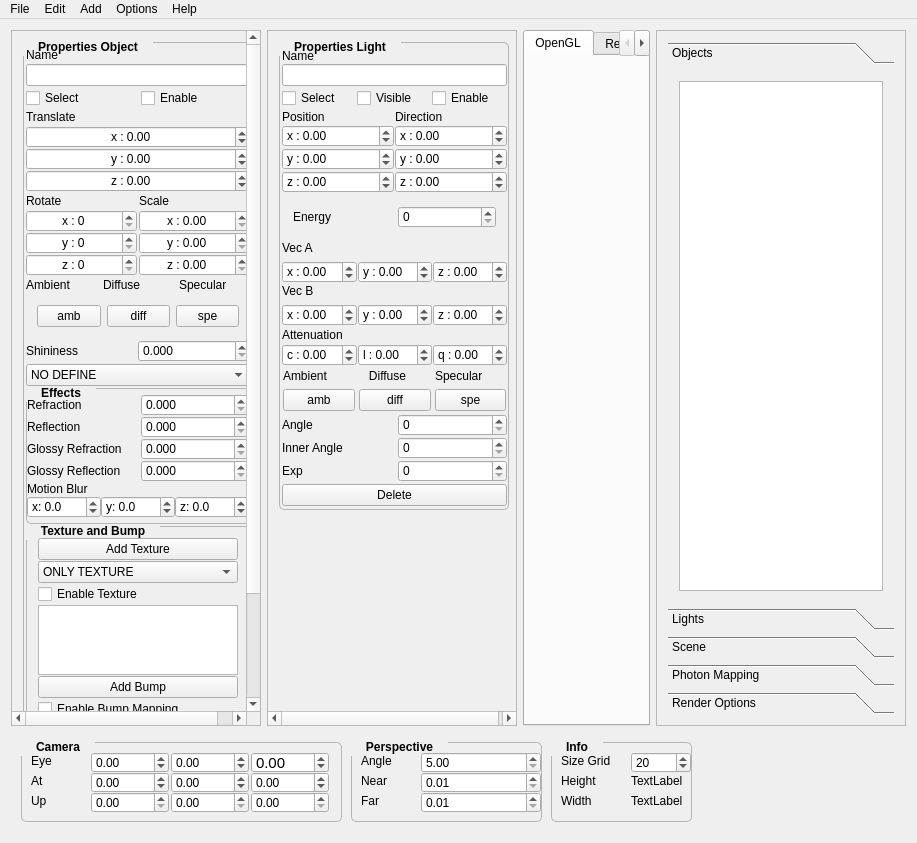
First picture: the form in mainwindow.ui, repository danilob/SceneBuild, before the edit.
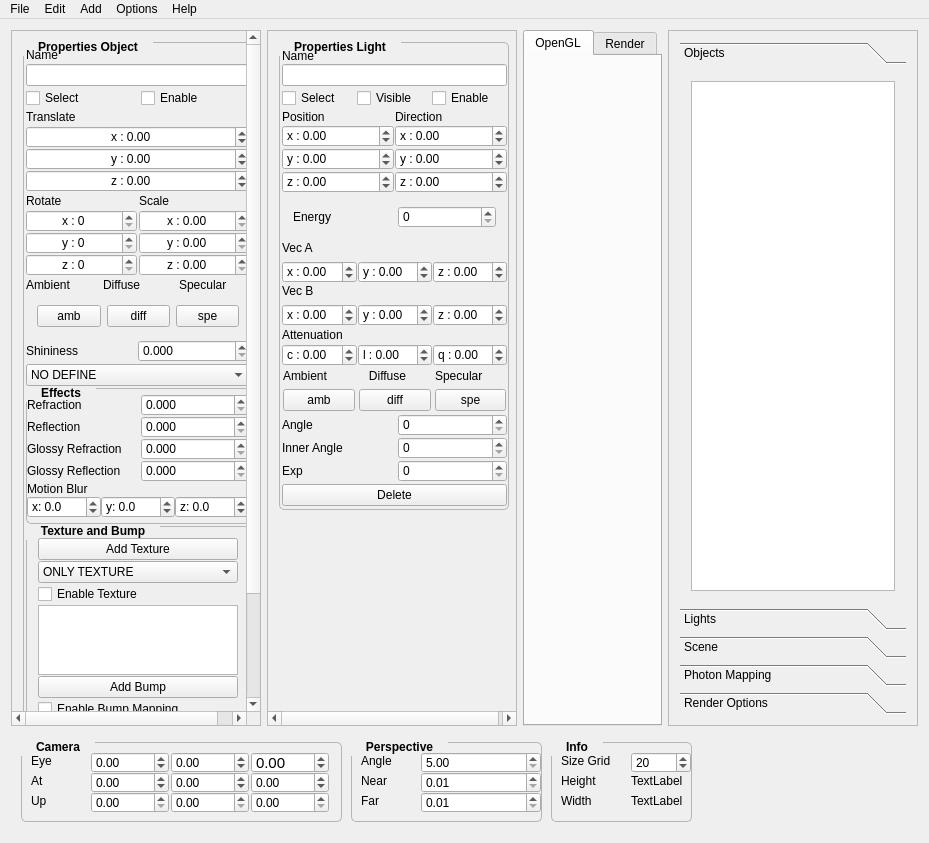
Second picture: the form after the edit. The open tabs and pages were chosen to show the change. Custom widgets are drawn as their Qt base class.

Commit message: Removida a combinação de atalho de teclado para criar um cubo do menu principal para que a função clone possa funcionar com CTRL+C.

Diff of the .ui file:
```diff
--- a/mainwindow.ui
+++ b/mainwindow.ui
@@ -6,7 +6,7 @@
    <rect>
     <x>0</x>
     <y>0</y>
-    <width>913</width>
+    <width>929</width>
     <height>843</height>
    </rect>
   </property>
@@ -1737,7 +1737,7 @@
              <x>0</x>
              <y>0</y>
              <width>248</width>
-             <height>688</height>
+             <height>689</height>
             </rect>
            </property>
            <layout class="QGridLayout" name="gridLayout_4">
@@ -1763,8 +1763,8 @@
                 <rect>
                  <x>0</x>
                  <y>0</y>
-                 <width>230</width>
-                 <height>515</height>
+                 <width>98</width>
+                 <height>90</height>
                 </rect>
                </property>
                <attribute name="label">
@@ -2309,7 +2309,7 @@
           <rect>
            <x>0</x>
            <y>0</y>
-           <width>893</width>
+           <width>909</width>
            <height>100</height>
           </rect>
          </property>
@@ -2780,8 +2780,8 @@
     <rect>
      <x>0</x>
      <y>0</y>
-     <width>913</width>
-     <height>25</height>
+     <width>929</width>
+     <height>24</height>
     </rect>
    </property>
    <widget class="QMenu" name="menuFile">
```
Left out of the diff: 21 changed lines with no effect on the pictures.
